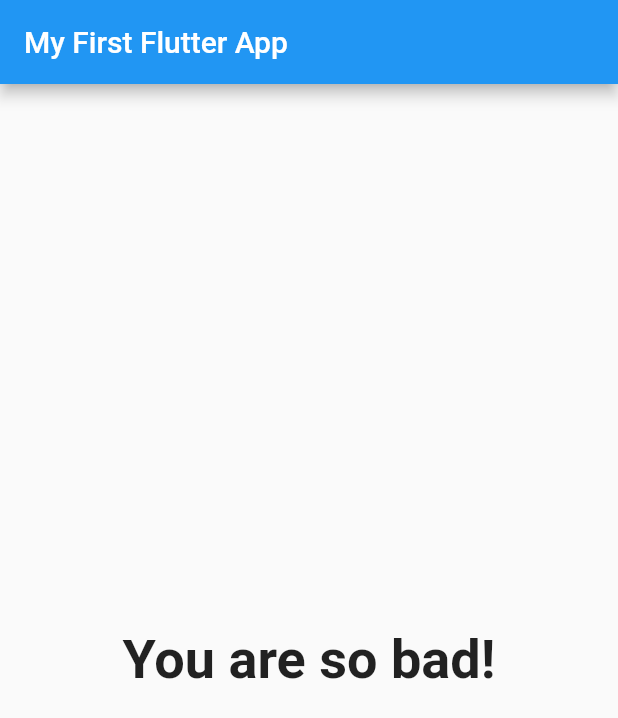
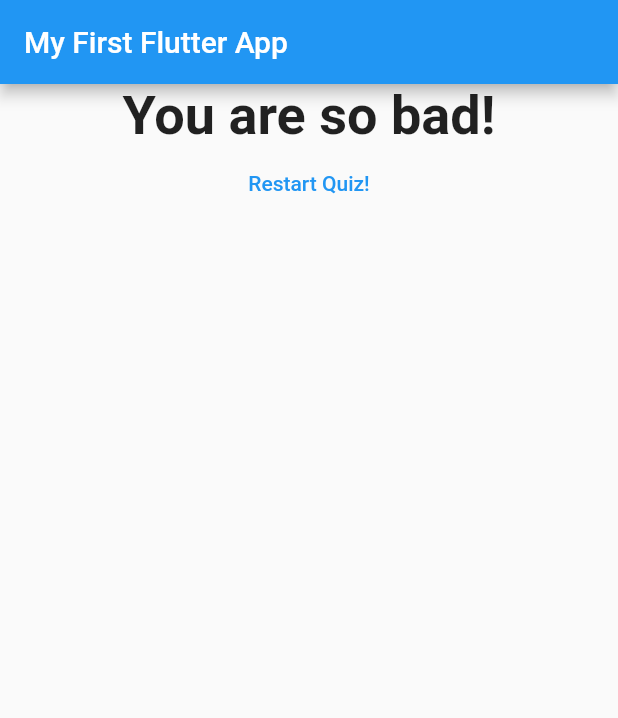
Before and after one commit to paulrsmithjnr/flutter_practice, a Flutter app: the screen it shows after launch, after a tap on "Black", after a tap on "Snake", after a tap on "Raymond", on a phone screen of 412 x 824 dp. Shown: the top 718 px of the screen. Run offline on Flutter 3.47's test engine with Material 2 defaults, Android fonts, the phone set to English and light mode, and no system bars.

Commit message:
Added reset button on result page

```diff
--- a/lib/main.dart
+++ b/lib/main.dart
@@ -50,6 +50,13 @@ class _MyAppState extends State<MyApp> {
   var _questionIndex = 0;
   var _totalScore = 0;
 
+  void _resetQuiz() {
+    setState(() {
+      _questionIndex = 0;
+      _totalScore = 0;
+    });
+  }
+
   void _answerQuestion(int score) {
     _totalScore += score;
 
@@ -79,7 +86,7 @@ class _MyAppState extends State<MyApp> {
                 questionIndex: _questionIndex,
                 questions: _questions,
               )
-            : Result(_totalScore),
+            : Result(_totalScore, _resetQuiz),
       ),
     );
   }
--- a/lib/result.dart
+++ b/lib/result.dart
@@ -2,8 +2,9 @@ import 'package:flutter/material.dart';
 
 class Result extends StatelessWidget {
   final int resultScore;
+  final Function resetHandler;
 
-  Result(this.resultScore);
+  Result(this.resultScore, this.resetHandler);
 
   String get resultPhrase {
     String resultText;
@@ -22,7 +23,9 @@ class Result extends StatelessWidget {
   @override
   Widget build(BuildContext context) {
     return Center(
-      child: Text(
+      child: Column(
+        children: [
+          Text(
             resultPhrase,
             style: TextStyle(
               fontSize: 36,
@@ -30,6 +33,12 @@ class Result extends StatelessWidget {
             ),
             textAlign: TextAlign.center,
           ),
+          FlatButton(
+              onPressed: () => resetHandler(),
+              child: Text('Restart Quiz!'),
+              textColor: Colors.blue)
+        ],
+      ),
     );
   }
 }
```
Lines whose indentation alone changed are shown as unchanged.
